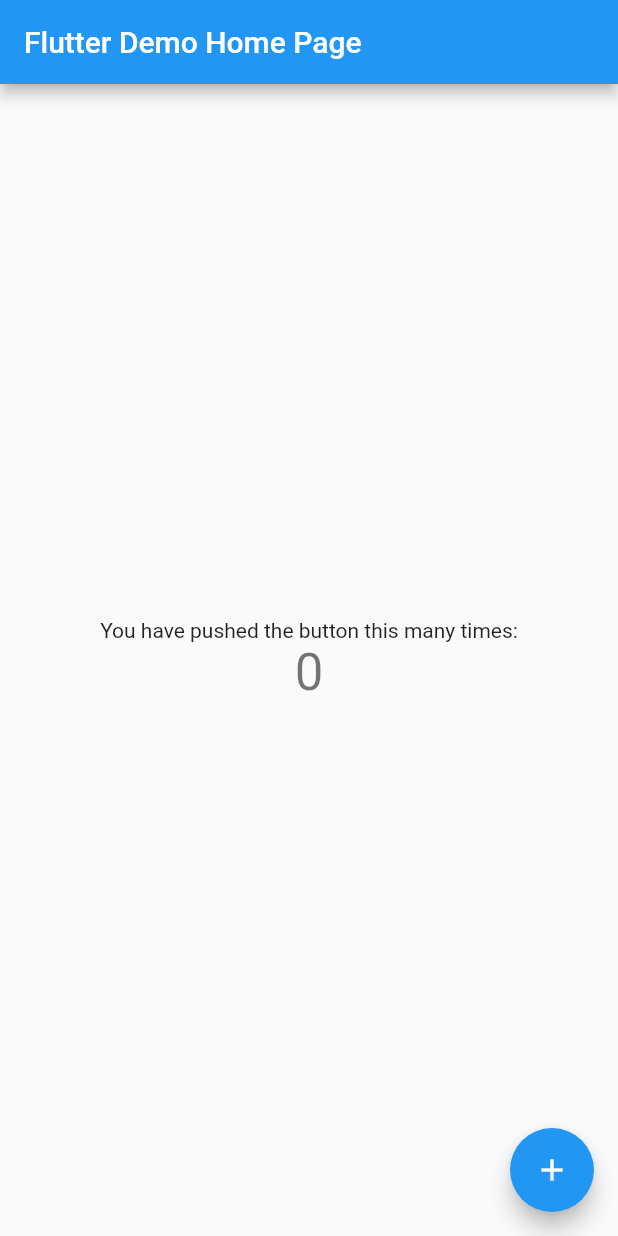
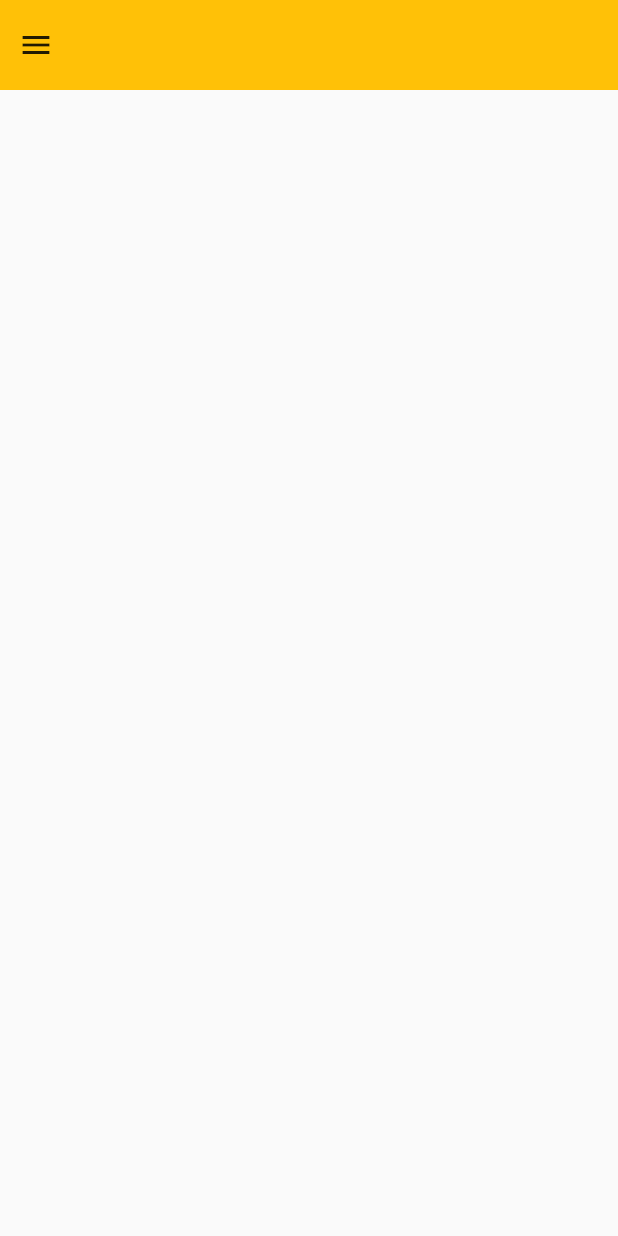
Before and after one commit to MatiasSalomon01/NotesApp, a Flutter app: the screen it shows after launch, on a phone screen of 412 x 824 dp. Run offline on Flutter 3.47's test engine with Material 2 defaults, Android fonts, the phone set to English and light mode, and no system bars.

Commit message:
Provider y MainLayout

```diff
--- /dev/null
+++ b/lib/layouts/layouts.dart
@@ -0,0 +1 @@
+export 'package:notes_app/layouts/main_layout.dart';
--- /dev/null
+++ b/lib/layouts/main_layout.dart
@@ -0,0 +1,66 @@
+import 'package:flutter/material.dart';
+import 'package:notes_app/providers/main_layout_provider.dart';
+import 'package:provider/provider.dart';
+
+class MainLayout extends StatelessWidget {
+  const MainLayout({super.key});
+
+  @override
+  Widget build(BuildContext context) {
+    final size = MediaQuery.of(context).size;
+    return Scaffold(
+      // appBar: AppBar(),
+      // drawer: Drawer(),
+      body: Row(
+        children: [
+          (size.width) > 600 ? const SideBar() : Container(),
+          const Header(),
+        ],
+      ),
+    );
+  }
+}
+
+class Header extends StatelessWidget {
+  const Header({
+    super.key,
+  });
+
+  @override
+  Widget build(BuildContext context) {
+    return Expanded(
+      child: Column(
+        children: [
+          Container(
+            height: 60,
+            color: Colors.amber,
+            child: Row(
+              children: [
+                IconButton(
+                  tooltip: 'Menu Lateral',
+                  onPressed: () {},
+                  icon: const Icon(Icons.menu),
+                ),
+              ],
+            ),
+          ),
+        ],
+      ),
+    );
+  }
+}
+
+class SideBar extends StatelessWidget {
+  const SideBar({
+    super.key,
+  });
+
+  @override
+  Widget build(BuildContext context) {
+    // final mainLayoutProvider = Provider.of<MainLayoutProvider>(context);
+    return Container(
+      color: Colors.grey,
+      width: 210,
+    );
+  }
+}
--- a/lib/main.dart
+++ b/lib/main.dart
@@ -1,115 +1,16 @@
 import 'package:flutter/material.dart';
+import 'package:notes_app/layouts/layouts.dart';
 
-void main() {
-  runApp(const MyApp());
-}
+void main() => runApp(const MyApp());
 
 class MyApp extends StatelessWidget {
   const MyApp({super.key});
 
-  // This widget is the root of your application.
   @override
   Widget build(BuildContext context) {
-    return MaterialApp(
-      title: 'Flutter Demo',
-      theme: ThemeData(
-        // This is the theme of your application.
-        //
-        // Try running your application with "flutter run". You'll see the
-        // application has a blue toolbar. Then, without quitting the app, try
-        // changing the primarySwatch below to Colors.green and then invoke
-        // "hot reload" (press "r" in the console where you ran "flutter run",
-        // or simply save your changes to "hot reload" in a Flutter IDE).
-        // Notice that the counter didn't reset back to zero; the application
-        // is not restarted.
-        primarySwatch: Colors.blue,
-      ),
-      home: const MyHomePage(title: 'Flutter Demo Home Page'),
+    return const MaterialApp(
+      debugShowCheckedModeBanner: false,
+      home: MainLayout(),
     );
   }
 }
-
-class MyHomePage extends StatefulWidget {
-  const MyHomePage({super.key, required this.title});
-
-  // This widget is the home page of your application. It is stateful, meaning
-  // that it has a State object (defined below) that contains fields that affect
-  // how it looks.
-
-  // This class is the configuration for the state. It holds the values (in this
-  // case the title) provided by the parent (in this case the App widget) and
-  // used by the build method of the State. Fields in a Widget subclass are
-  // always marked "final".
-
-  final String title;
-
-  @override
-  State<MyHomePage> createState() => _MyHomePageState();
-}
-
-class _MyHomePageState extends State<MyHomePage> {
-  int _counter = 0;
-
-  void _incrementCounter() {
-    setState(() {
-      // This call to setState tells the Flutter framework that something has
-      // changed in this State, which causes it to rerun the build method below
-      // so that the display can reflect the updated values. If we changed
-      // _counter without calling setState(), then the build method would not be
-      // called again, and so nothing would appear to happen.
-      _counter++;
-    });
-  }
-
-  @override
-  Widget build(BuildContext context) {
-    // This method is rerun every time setState is called, for instance as done
-    // by the _incrementCounter method above.
-    //
-    // The Flutter framework has been optimized to make rerunning build methods
-    // fast, so that you can just rebuild anything that needs updating rather
-    // than having to individually change instances of widgets.
-    return Scaffold(
-      appBar: AppBar(
-        // Here we take the value from the MyHomePage object that was created by
-        // the App.build method, and use it to set our appbar title.
-        title: Text(widget.title),
-      ),
-      body: Center(
-        // Center is a layout widget. It takes a single child and positions it
-        // in the middle of the parent.
-        child: Column(
-          // Column is also a layout widget. It takes a list of children and
-          // arranges them vertically. By default, it sizes itself to fit its
-          // children horizontally, and tries to be as tall as its parent.
-          //
-          // Invoke "debug painting" (press "p" in the console, choose the
-          // "Toggle Debug Paint" action from the Flutter Inspector in Android
-          // Studio, or the "Toggle Debug Paint" command in Visual Studio Code)
-          // to see the wireframe for each widget.
-          //
-          // Column has various properties to control how it sizes itself and
-          // how it positions its children. Here we use mainAxisAlignment to
-          // center the children vertically; the main axis here is the vertical
-          // axis because Columns are vertical (the cross axis would be
-          // horizontal).
-          mainAxisAlignment: MainAxisAlignment.center,
-          children: <Widget>[
-            const Text(
-              'You have pushed the button this many times:',
-            ),
-            Text(
-              '$_counter',
-              style: Theme.of(context).textTheme.headlineMedium,
-            ),
-          ],
-        ),
-      ),
-      floatingActionButton: FloatingActionButton(
-        onPressed: _incrementCounter,
-        tooltip: 'Increment',
-        child: const Icon(Icons.add),
-      ), // This trailing comma makes auto-formatting nicer for build methods.
-    );
-  }
-}
```
Also changed, not shown: lib/providers/main_layout_provider.dart (added, +12 -0 lines), pubspec.yaml (+4 -12 lines), lib/providers/providers.dart (added), pubspec.lock.
